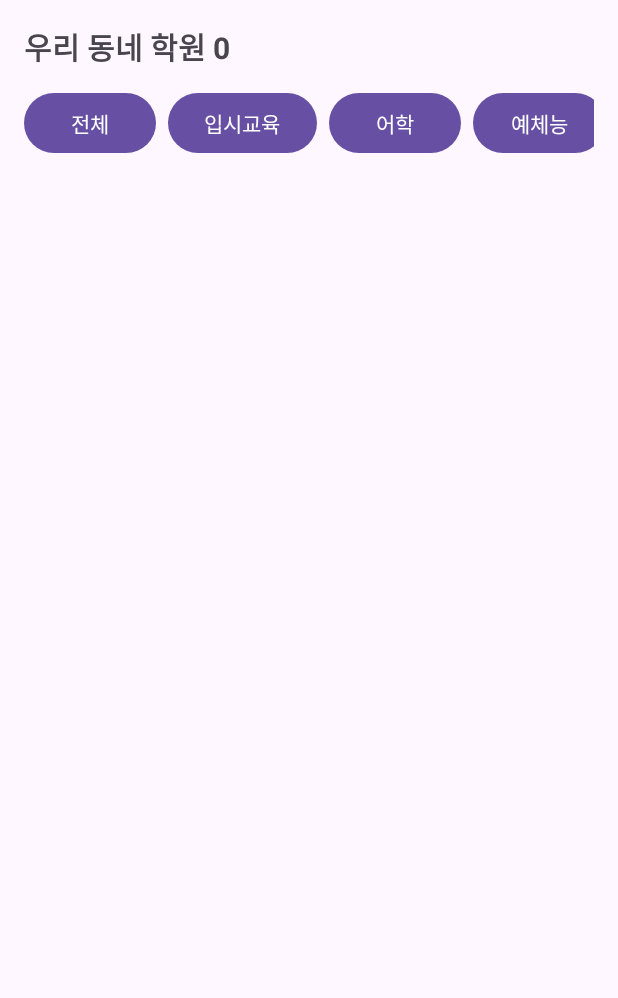
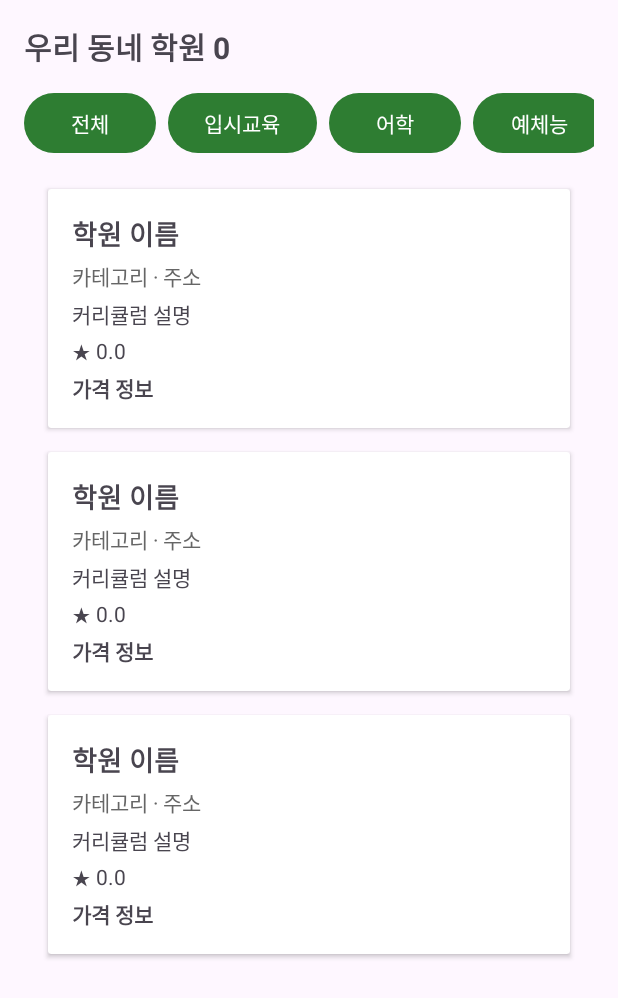
Before and after one commit to jimin-p/MP-project, an Android app: the layout activity_academy_list.xml on its own in the app's theme, with its tools: preview values and no code run, on a phone screen of 412 x 824 dp. Shown: the top 998 px of the screen. Run offline under Robolectric (Android 15) with nearby library versions, the phone set to English and light mode, and no system bars.

Commit message:
학원 목록

```diff
--- a/app/src/main/res/layout/activity_academy_list.xml
+++ b/app/src/main/res/layout/activity_academy_list.xml
@@ -1,5 +1,7 @@
 <?xml version="1.0" encoding="utf-8"?>
 <LinearLayout xmlns:android="http://schemas.android.com/apk/res/android"
+    xmlns:app="http://schemas.android.com/apk/res-auto"
+    xmlns:tools="http://schemas.android.com/tools"
     android:layout_width="match_parent"
     android:layout_height="match_parent"
     android:orientation="vertical"
@@ -10,17 +12,17 @@
         android:id="@+id/tvAcademyCount"
         android:layout_width="wrap_content"
         android:layout_height="wrap_content"
+        android:layout_marginBottom="12dp"
         android:text="우리 동네 학원 0"
         android:textSize="20sp"
-        android:textStyle="bold"
-        android:layout_marginBottom="12dp" />
+        android:textStyle="bold" />
 
     <!-- 카테고리 필터 버튼들 -->
     <HorizontalScrollView
         android:layout_width="match_parent"
         android:layout_height="wrap_content"
-        android:scrollbars="none"
-        android:layout_marginBottom="12dp">
+        android:layout_marginBottom="12dp"
+        android:scrollbars="none">
 
         <LinearLayout
             android:layout_width="wrap_content"
@@ -31,35 +33,45 @@
                 android:id="@+id/btnCatAll"
                 android:layout_width="wrap_content"
                 android:layout_height="wrap_content"
+                android:layout_marginEnd="8dp"
                 android:text="전체"
-                android:layout_marginEnd="8dp" />
+                android:textColor="#FFFFFF"
+                app:backgroundTint="#2E7D32" />
 
             <Button
                 android:id="@+id/btnCatEdu"
                 android:layout_width="wrap_content"
                 android:layout_height="wrap_content"
+                android:layout_marginEnd="8dp"
                 android:text="입시교육"
-                android:layout_marginEnd="8dp" />
+                android:textColor="#FFFFFF"
+                app:backgroundTint="#2E7D32" />
 
             <Button
                 android:id="@+id/btnCatLang"
                 android:layout_width="wrap_content"
                 android:layout_height="wrap_content"
+                android:layout_marginEnd="8dp"
                 android:text="어학"
-                android:layout_marginEnd="8dp" />
+                android:textColor="#FFFFFF"
+                app:backgroundTint="#2E7D32" />
 
             <Button
                 android:id="@+id/btnCatArt"
                 android:layout_width="wrap_content"
                 android:layout_height="wrap_content"
+                android:layout_marginEnd="8dp"
                 android:text="예체능"
-                android:layout_marginEnd="8dp" />
+                android:textColor="#FFFFFF"
+                app:backgroundTint="#2E7D32" />
 
             <Button
                 android:id="@+id/btnCatOneday"
                 android:layout_width="wrap_content"
                 android:layout_height="wrap_content"
-                android:text="원데이클래스" />
+                android:text="원데이클래스"
+                android:textColor="#FFFFFF"
+                app:backgroundTint="#2E7D32" />
 
         </LinearLayout>
     </HorizontalScrollView>
@@ -69,6 +81,7 @@
         android:id="@+id/rvAcademyList"
         android:layout_width="match_parent"
         android:layout_height="0dp"
-        android:layout_weight="1" />
+        android:layout_weight="1"
+        tools:listitem="@layout/item_academy_card" />
 
 </LinearLayout>
```
Also changed, not shown: app/src/main/res/layout/activity_academy_detail.xml (added, +248 -0 lines).
